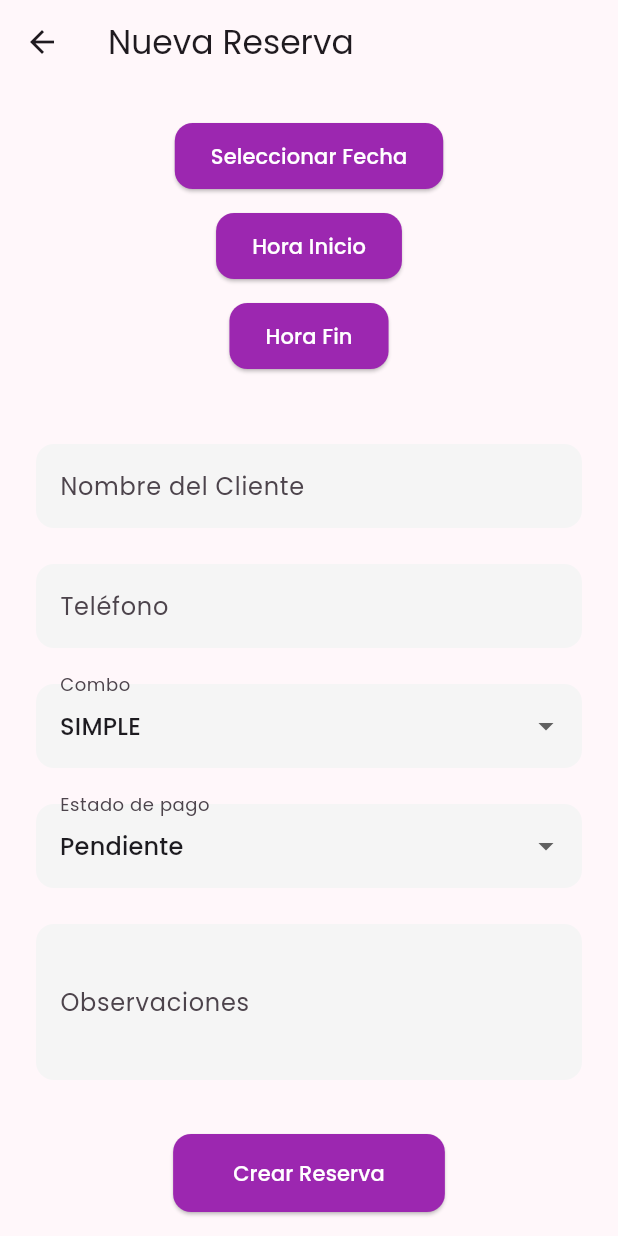
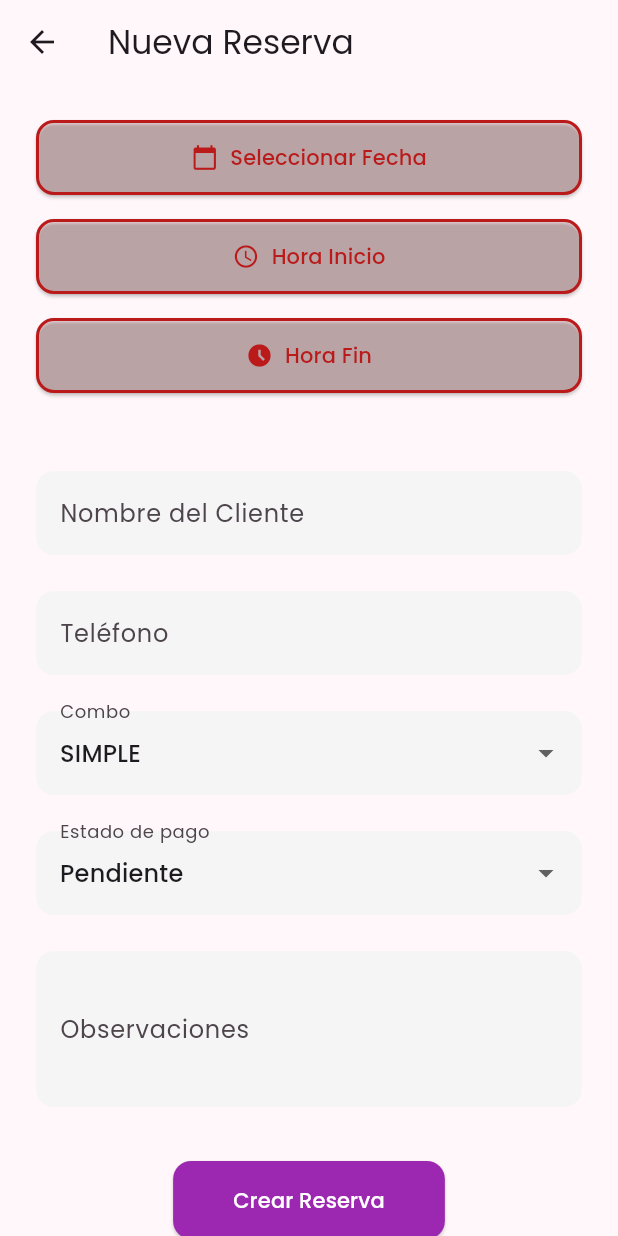
Before and after one commit to mica1470/Sistema-Eventos, a Flutter app: the NuevaReservaPantalla screen opened by its route, on a phone screen of 412 x 824 dp. Run offline on Flutter 3.47's test engine with Material 3 defaults, Android fonts, the light colour scheme and no system bars; our stand-ins replace cloud_firestore, firebase_auth, firebase_core, google_fonts; accounts and stored records are empty.

Commit message:
Cambios responsive reservas

```diff
--- a/eventos_infantiles_web/lib/pantallas/nueva_reserva_pantalla.dart
+++ b/eventos_infantiles_web/lib/pantallas/nueva_reserva_pantalla.dart
@@ -168,46 +168,84 @@ class _NuevaReservaPantallaState extends State<NuevaReservaPantalla> {
               LayoutBuilder(
                 builder: (context, constraints) {
                   final esEscritorio = constraints.maxWidth > 600;
+
+                  Widget buildBoton({
+                    required VoidCallback onPressed,
+                    required IconData icono,
+                    required String texto,
+                    required bool invalido,
+                  }) {
+                    return ElevatedButton.icon(
+                      onPressed: onPressed,
+                      style: ElevatedButton.styleFrom(
+                        backgroundColor: invalido
+                            ? Theme.of(context)
+                                .colorScheme
+                                .error
+                                .withOpacity(0.1)
+                            : Theme.of(context).colorScheme.primary,
+                        foregroundColor: invalido
+                            ? Theme.of(context).colorScheme.error
+                            : Colors.white,
+                        side: invalido
+                            ? BorderSide(
+                                color: Theme.of(context).colorScheme.error,
+                                width: 2)
+                            : null,
+                        minimumSize: const Size.fromHeight(50),
+                      ),
+                      icon: Icon(icono),
+                      label: Text(texto),
+                    );
+                  }
+
                   final botones = [
-                    Expanded(
-                      child: ElevatedButton(
-                        onPressed: seleccionarFecha,
-                        child: Text(fecha == null
-                            ? 'Seleccionar Fecha'
-                            : 'Fecha: ${fecha!.day}/${fecha!.month}/${fecha!.year}'),
-                      ),
+                    buildBoton(
+                      onPressed: seleccionarFecha,
+                      icono: Icons.calendar_today,
+                      texto: fecha == null
+                          ? 'Seleccionar Fecha'
+                          : 'Fecha: ${fecha!.day}/${fecha!.month}/${fecha!.year}',
+                      invalido: fecha == null,
                     ),
-                    const SizedBox(width: 12),
-                    Expanded(
-                      child: ElevatedButton(
-                        onPressed: seleccionarHoraInicio,
-                        child: Text(horaInicio == null
-                            ? 'Hora Inicio'
-                            : 'Inicio: ${horaInicio!.format(context)}'),
-                      ),
+                    buildBoton(
+                      onPressed: seleccionarHoraInicio,
+                      icono: Icons.access_time,
+                      texto: horaInicio == null
+                          ? 'Hora Inicio'
+                          : 'Inicio: ${horaInicio!.format(context)}',
+                      invalido: horaInicio == null,
                     ),
-                    const SizedBox(width: 12),
-                    Expanded(
-                      child: ElevatedButton(
-                        onPressed: seleccionarHoraFin,
-                        child: Text(horaFin == null
-                            ? 'Hora Fin'
-                            : 'Fin: ${horaFin!.format(context)}'),
-                      ),
+                    buildBoton(
+                      onPressed: seleccionarHoraFin,
+                      icono: Icons.access_time_filled,
+                      texto: horaFin == null
+                          ? 'Hora Fin'
+                          : 'Fin: ${horaFin!.format(context)}',
+                      invalido: horaFin == null,
                     ),
                   ];
 
                   return Padding(
                     padding: const EdgeInsets.only(bottom: 24),
                     child: esEscritorio
-                        ? Row(children: botones)
+                        ? Row(
+                            children: botones
+                                .map((b) => Expanded(
+                                      child: Padding(
+                                        padding: const EdgeInsets.symmetric(
+                                            horizontal: 6),
+                                        child: b,
+                                      ),
+                                    ))
+                                .toList(),
+                          )
                         : Column(
                             children: botones
-                                .where((widget) => widget is! SizedBox)
-                                .map((widget) => Padding(
+                                .map((b) => Padding(
                                       padding:
-                                          const EdgeInsets.only(bottom: 12),
-                                      child: widget,
+                                          const EdgeInsets.only(bottom: 16),
+                                      child: b,
                                     ))
                                 .toList(),
                           ),
```
Also changed, not shown: 1 other file.
